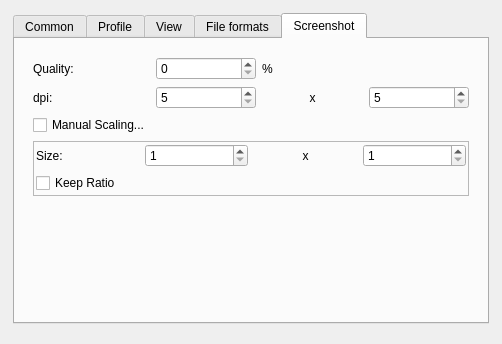
The window that forms/preferences.ui (isis-group/vast) describes before a commit, drawn with Qt 5.
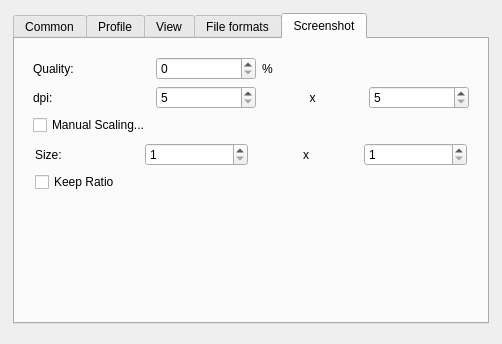
The same window after the commit. The open tabs and pages were chosen to show the change.

Commit message: removed frame from screenshot prefs

```diff
--- a/forms/preferences.ui
+++ b/forms/preferences.ui
@@ -530,7 +530,7 @@
              <item row="3" column="0" colspan="4">
               <widget class="QFrame" name="scalingFrame">
                <property name="frameShape">
-                <enum>QFrame::StyledPanel</enum>
+                <enum>QFrame::NoFrame</enum>
                </property>
                <property name="frameShadow">
                 <enum>QFrame::Raised</enum>
```
Left out of the diff: 2 changed lines with no effect on the pictures.
